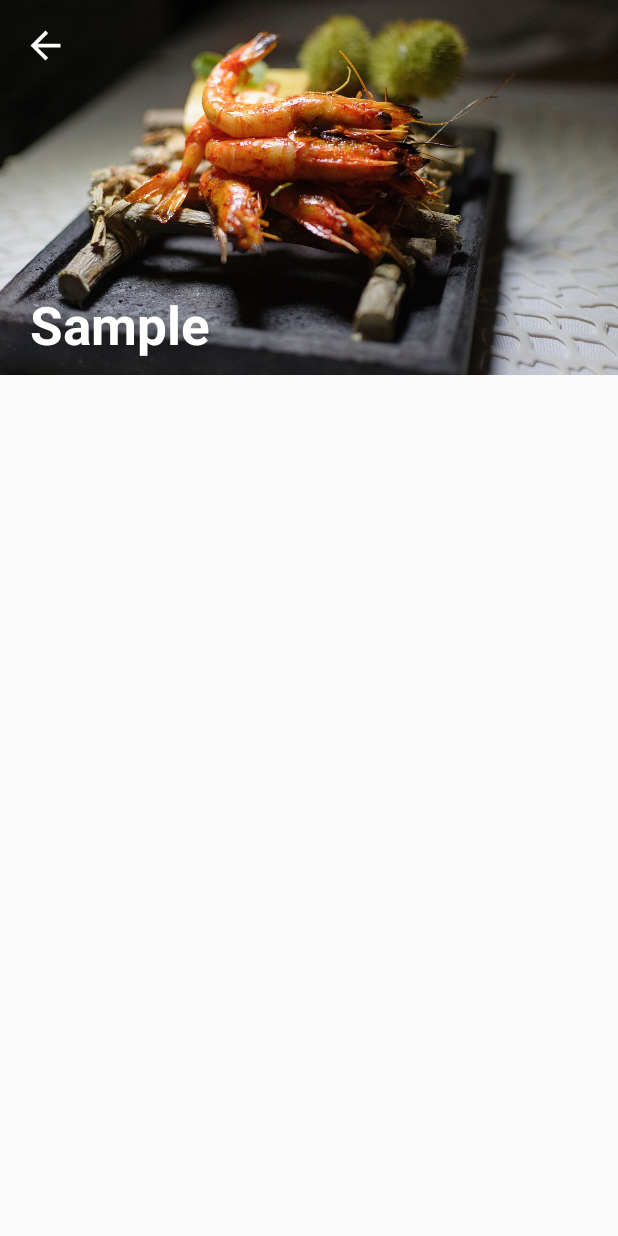
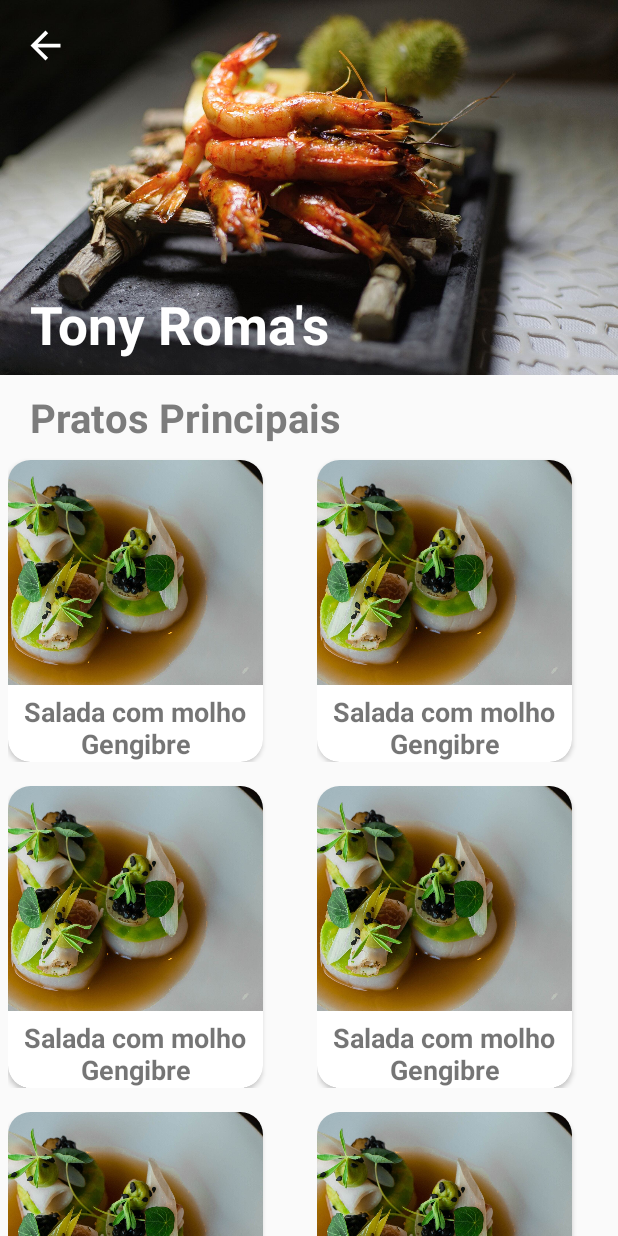
Before and after one commit to manasomali/desafio-kotlin-02, an Android app: the DetalheActivity screen opened directly, with no data from a screen before it, on a phone screen of 412 x 824 dp. Run offline under Robolectric (Android 15) with nearby library versions, the phone set to English and light mode, and no system bars.

Commit message:
desafio concluido seguindo o layout proposto

```diff
--- a/DigitalHouseFoods/app/src/main/java/com/example/digitalhousefoods/DetalheActivity.kt
+++ b/DigitalHouseFoods/app/src/main/java/com/example/digitalhousefoods/DetalheActivity.kt
@@ -1,16 +1,35 @@
 package com.example.digitalhousefoods
 
 import android.content.Intent
+import android.os.Bundle
 import androidx.appcompat.app.AppCompatActivity
-import android.os.Bundle
+import androidx.recyclerview.widget.GridLayoutManager
 import kotlinx.android.synthetic.main.activity_detalhe.*
 
-class DetalheActivity : AppCompatActivity() {
+class DetalheActivity : AppCompatActivity(), ListaPratosAdapter.OnItemClickListenerPrato {
+    private val listapratos = getListaPratos()
+    private val adapter = ListaPratosAdapter(listapratos, this)
     override fun onCreate(savedInstanceState: Bundle?) {
         super.onCreate(savedInstanceState)
         setContentView(R.layout.activity_detalhe)
         voltarMain.setOnClickListener {
             startActivity(Intent(this, MainActivity::class.java))
         }
+        RecyclerViewPratos.adapter = adapter
+        RecyclerViewPratos.layoutManager = GridLayoutManager(this, 2)
+        RecyclerViewPratos.setHasFixedSize(true)
+    }
+    fun getListaPratos(): ArrayList<Prato> {
+        var prato = Prato(R.drawable.image2, "Salada com molho Gengibre", "Sed ut perspiciatis unde omnis iste natus error sit voluptatem accusantium doloremque laudantium, totam rem aperiam, eaque ipsa quae ab illo inventore")
+        var lista_pratos = arrayListOf(prato, prato, prato, prato, prato, prato, prato, prato, prato, prato, prato, prato)
+        return lista_pratos
+    }
+
+    override fun onItemClick(position: Int) {
+        if(position == 0) {
+            val i = Intent(this, PratoActivity::class.java)
+            i.putExtra("descricao", listapratos[position].descricao)
+            startActivity(i)
+        }
     }
 }
--- /dev/null
+++ b/DigitalHouseFoods/app/src/main/java/com/example/digitalhousefoods/ListaPratosAdapter.kt
@@ -0,0 +1,44 @@
+package com.example.digitalhousefoods
+
+import android.view.LayoutInflater
+import android.view.View
+import android.view.ViewGroup
+import android.widget.ImageView
+import android.widget.TextView
+import androidx.recyclerview.widget.RecyclerView
+import kotlinx.android.synthetic.main.prato.view.*
+
+class ListaPratosAdapter(private val pratosList: ArrayList<Prato>, private val listener: OnItemClickListenerPrato): RecyclerView.Adapter<ListaPratosAdapter.ListaPratosViewHolder>()  {
+    inner class ListaPratosViewHolder(itemView: View): RecyclerView.ViewHolder(itemView), View.OnClickListener {
+        val image: ImageView = itemView.item_image_prato
+        val nome: TextView = itemView.item_titulo_prato
+        init {
+            itemView.setOnClickListener(this)
+        }
+        override fun onClick(v: View?) {
+            val position = adapterPosition
+            if (position != RecyclerView.NO_POSITION) {
+                listener.onItemClick(position)
+            }
+        }
+    }
+
+    override fun onCreateViewHolder(parent: ViewGroup, viewType: Int): ListaPratosViewHolder {
+        val itemView = LayoutInflater.from(parent.context).inflate(R.layout.prato, parent, false)
+        return ListaPratosViewHolder(itemView)
+    }
+
+    override fun getItemCount() = pratosList.size
+
+    override fun onBindViewHolder(holder: ListaPratosViewHolder, position: Int) {
+        val itemAtual = pratosList[position]
+        holder.image.setImageResource(itemAtual.img)
+        holder.nome.text = itemAtual.nome
+
+    }
+
+    interface OnItemClickListenerPrato {
+        fun onItemClick(position: Int)
+    }
+
+}
--- a/DigitalHouseFoods/app/src/main/java/com/example/digitalhousefoods/MainActivity.kt
+++ b/DigitalHouseFoods/app/src/main/java/com/example/digitalhousefoods/MainActivity.kt
@@ -39,6 +39,8 @@ class MainActivity : AppCompatActivity(), ListaRestaurantesAdapter.OnItemClickLi
         return lista_restaurantes
     }
     override fun onItemClick(position: Int) {
-        startActivity(Intent(this, DetalheActivity::class.java))
+        if(position == 0) {
+            startActivity(Intent(this, DetalheActivity::class.java))
+        }
     }
 }
--- /dev/null
+++ b/DigitalHouseFoods/app/src/main/java/com/example/digitalhousefoods/Prato.kt
@@ -0,0 +1,7 @@
+package com.example.digitalhousefoods
+
+class Prato (val img: Int, var nome:String, val descricao:String) {
+    override fun toString(): String {
+        return "nome: $nome | descricao: $descricao"
+    }
+}
--- a/DigitalHouseFoods/app/src/main/res/layout/activity_detalhe.xml
+++ b/DigitalHouseFoods/app/src/main/res/layout/activity_detalhe.xml
@@ -4,6 +4,7 @@
     xmlns:tools="http://schemas.android.com/tools"
     android:layout_width="match_parent"
     android:layout_height="match_parent"
+    android:backgroundTint="@color/colorWhite"
     tools:context=".DetalheActivity">
 
     <ImageView
@@ -23,7 +24,7 @@
         android:layout_height="wrap_content"
         android:paddingLeft="20dp"
         android:paddingBottom="10dp"
-        android:text="Sample"
+        android:text="Tony Roma's"
         android:textColor="@color/colorWhite"
         android:textSize="16pt"
         android:textStyle="bold"
@@ -33,6 +34,20 @@
         app:layout_constraintStart_toStartOf="parent"
         app:layout_constraintTop_toTopOf="parent"
         app:layout_constraintVertical_bias="1.0" />
+
+    <TextView
+        android:id="@+id/textView3"
+        android:layout_width="match_parent"
+        android:layout_height="wrap_content"
+        android:paddingLeft="20dp"
+        android:paddingTop="10dp"
+        android:text="Pratos Principais"
+        android:textColor="@color/colorDrakGrey"
+        android:textSize="12pt"
+        android:textStyle="bold"
+        app:layout_constraintEnd_toEndOf="parent"
+        app:layout_constraintStart_toStartOf="parent"
+        app:layout_constraintTop_toBottomOf="@+id/imageView" />
 
     <ImageView
         android:id="@+id/voltarMain"
@@ -45,4 +60,16 @@
         app:layout_constraintStart_toStartOf="parent"
         app:layout_constraintTop_toTopOf="parent"
         app:layout_constraintVertical_bias="0.096" />
+
+    <androidx.recyclerview.widget.RecyclerView
+        android:id="@+id/RecyclerViewPratos"
+        android:layout_width="match_parent"
+        android:layout_height="0dp"
+        app:layoutManager="androidx.recyclerview.widget.GridLayoutManager"
+        app:layout_constraintBottom_toBottomOf="parent"
+        app:layout_constraintEnd_toEndOf="parent"
+        app:layout_constraintStart_toStartOf="parent"
+        app:layout_constraintTop_toBottomOf="@+id/textView3"
+        app:spanCount="2"
+        tools:listitem="@layout/prato" />
 </androidx.constraintlayout.widget.ConstraintLayout>
--- a/DigitalHouseFoods/app/src/main/res/layout/activity_login.xml
+++ b/DigitalHouseFoods/app/src/main/res/layout/activity_login.xml
@@ -46,6 +46,7 @@
             android:ems="10"
             android:inputType="textPersonName"
             android:hint="dh@digitalhouse.com"
+            android:textColorHint="@color/colorPrimaryDark"
             app:layout_constraintEnd_toEndOf="parent"
             app:layout_constraintStart_toStartOf="parent"
             app:layout_constraintTop_toTopOf="parent" />
@@ -69,6 +70,7 @@
             android:ems="10"
             android:inputType="textPassword"
             android:hint="*************"
+            android:textColorHint="@color/colorPrimaryDark"
             app:layout_constraintEnd_toEndOf="parent"
             app:layout_constraintHorizontal_bias="0.497"
             app:layout_constraintStart_toStartOf="parent"
--- a/DigitalHouseFoods/app/src/main/res/layout/activity_main.xml
+++ b/DigitalHouseFoods/app/src/main/res/layout/activity_main.xml
@@ -26,6 +26,6 @@
         app:layout_constraintEnd_toEndOf="parent"
         app:layout_constraintStart_toStartOf="parent"
         app:layout_constraintTop_toBottomOf="@+id/toolbarId"
-        tools:listitem="@layout/restaurante" />
+        tools:listitem="@layout/prato" />
 
 </androidx.constraintlayout.widget.ConstraintLayout>
--- a/DigitalHouseFoods/app/src/main/res/layout/activity_register.xml
+++ b/DigitalHouseFoods/app/src/main/res/layout/activity_register.xml
@@ -44,6 +44,7 @@
             android:layout_marginRight="20dp"
             android:layout_weight="1"
             android:ems="10"
+            android:textColorHint="@color/colorPrimaryDark"
             android:hint="Digital House"
             android:inputType="textPersonName"
             app:layout_constraintEnd_toEndOf="parent"
@@ -69,6 +70,7 @@
             android:layout_weight="1"
             android:ems="10"
             android:hint="Digital House"
+            android:textColorHint="@color/colorPrimaryDark"
             android:inputType="textPersonName"
             app:layout_constraintEnd_toEndOf="parent"
             app:layout_constraintStart_toStartOf="parent"
@@ -92,6 +94,7 @@
             android:layout_weight="1"
             android:ems="10"
             android:hint="*************"
+            android:textColorHint="@color/colorPrimaryDark"
             android:inputType="textPassword"
             app:layout_constraintEnd_toEndOf="parent"
             app:layout_constraintStart_toStartOf="parent"
@@ -115,6 +118,7 @@
             android:layout_weight="1"
             android:ems="10"
             android:hint="*************"
+            android:textColorHint="@color/colorPrimaryDark"
             android:inputType="textPassword"
             app:layout_constraintEnd_toEndOf="parent"
             app:layout_constraintStart_toStartOf="parent"
--- /dev/null
+++ b/DigitalHouseFoods/app/src/main/res/layout/prato.xml
@@ -0,0 +1,41 @@
+<?xml version="1.0" encoding="utf-8"?>
+<LinearLayout xmlns:android="http://schemas.android.com/apk/res/android"
+    android:layout_width="match_parent"
+    android:layout_height="wrap_content"
+    xmlns:app="http://schemas.android.com/apk/res-auto"
+    xmlns:tools="http://schemas.android.com/tools"
+    android:orientation="horizontal"
+    android:layout_margin="5dp"
+    tools:context=".DetalheActivity">
+        <androidx.cardview.widget.CardView
+            android:layout_width="170dp"
+            android:layout_height="wrap_content"
+            android:layout_marginTop="5dp"
+            app:cardCornerRadius="15dp">
+            <LinearLayout
+                android:layout_width="match_parent"
+                android:layout_height="match_parent"
+                android:orientation="vertical">
+
+                <ImageView
+                    android:id="@+id/item_image_prato"
+                    android:layout_width="wrap_content"
+                    android:layout_height="150dp"
+                    android:adjustViewBounds="false"
+                    android:contentDescription="Prato Principal"
+                    android:scaleType="centerCrop"
+                    android:src="@drawable/image2" />
+
+                <TextView
+                    android:id="@+id/item_titulo_prato"
+                    android:layout_width="wrap_content"
+                    android:layout_height="wrap_content"
+                    android:layout_gravity="center"
+                    android:gravity="center"
+                    android:layout_marginTop="5dp"
+                    android:text="Salada com molho Gengibre"
+                    android:textSize="8pt"
+                    android:textStyle="bold" />
+            </LinearLayout>
+        </androidx.cardview.widget.CardView>
+</LinearLayout>
--- a/DigitalHouseFoods/app/src/main/res/values/colors.xml
+++ b/DigitalHouseFoods/app/src/main/res/values/colors.xml
@@ -7,4 +7,5 @@
     <color name="colorWhite">#FFFFFF</color>
     <color name="colorBlack">#000000</color>
     <color name="colorGrey">#dddddd</color>
+    <color name="colorDrakGrey">#7C7C7C</color>
 </resources>
```
Also changed, not shown: DigitalHouseFoods/app/src/main/java/com/example/digitalhousefoods/PratoActivity.kt (+8 -1 lines), DigitalHouseFoods/app/src/main/res/layout/activity_prato.xml (+53 -0 lines).
